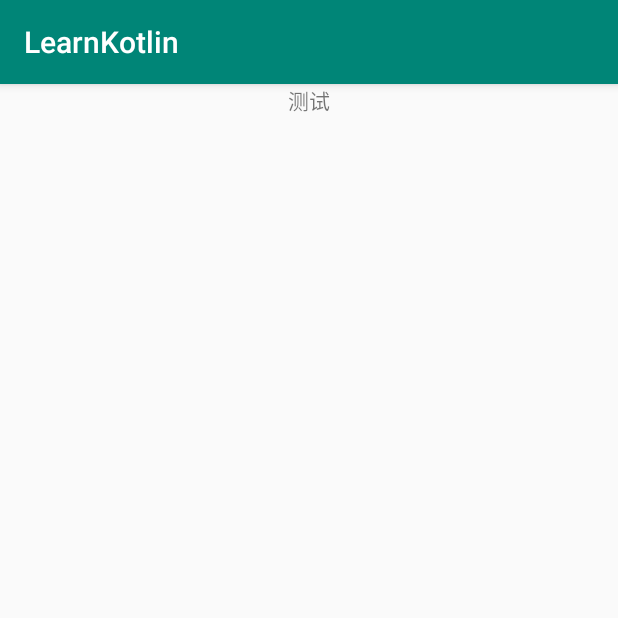
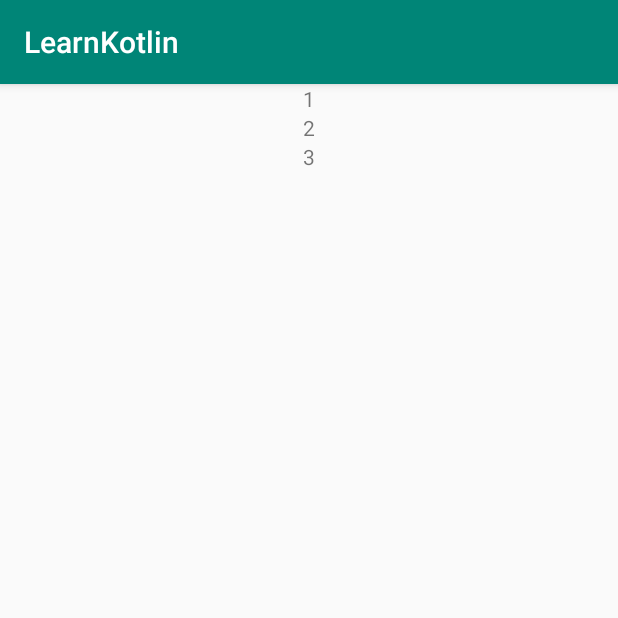
Before and after one commit to kaershushu/LearnKotlin, an Android app: the screen it shows after launch (MainActivity), on a phone screen of 412 x 824 dp, the top half of it. Run offline under Robolectric (Android 15) with nearby library versions, the phone set to English and light mode, and no system bars.

Commit message:
View和数据绑定

```diff
--- a/app/src/main/java/com/example/lw/learnkotlin/ForecastListAdapter.kt
+++ b/app/src/main/java/com/example/lw/learnkotlin/ForecastListAdapter.kt
@@ -10,17 +10,18 @@ import android.widget.TextView
  * Created on 2018/11/22.
  * @author Alan
  */
-class ForecastListAdapter(val arrays: List<String>): RecyclerView.Adapter<ForecastListAdapter.VH>() {
-    override fun onBindViewHolder(p0: VH, p1: Int) = Unit
+class ForecastListAdapter(private val arrays: List<String>) : RecyclerView.Adapter<ForecastListAdapter.VH>() {
+    override fun onBindViewHolder(p0: VH, p1: Int) {
+        p0.tv.text = arrays[p1]
+    }
 
     override fun getItemCount(): Int = arrays.size
 
     override fun onCreateViewHolder(p0: ViewGroup, p1: Int): VH = VH(LayoutInflater.from(p0.context).inflate(R.layout.layout_adapter, p0, false))
 
-    inner class VH(itemView: View): RecyclerView.ViewHolder(itemView) {
+    inner class VH(itemView: View) : RecyclerView.ViewHolder(itemView) {
 
-        init {
-            val tv = itemView.findViewById(R.id.tv) as TextView
-        }
+        var tv: TextView = itemView.findViewById(R.id.tv) as TextView
+
     }
 }
--- a/app/src/main/res/layout/layout_adapter.xml
+++ b/app/src/main/res/layout/layout_adapter.xml
@@ -1,6 +1,6 @@
 <?xml version="1.0" encoding="utf-8"?>
 <android.support.constraint.ConstraintLayout xmlns:android="http://schemas.android.com/apk/res/android" android:layout_width="match_parent"
-    android:layout_height="match_parent">
+    android:layout_height="wrap_content">
 
     <TextView
             android:id="@+id/tv"
```
